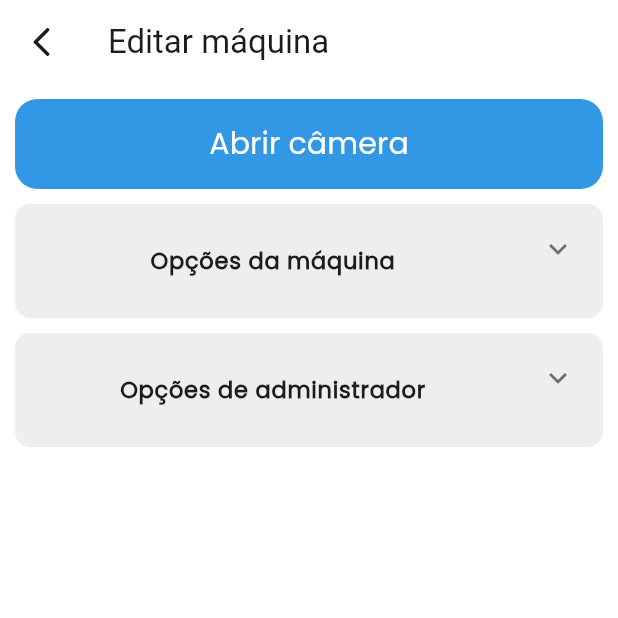
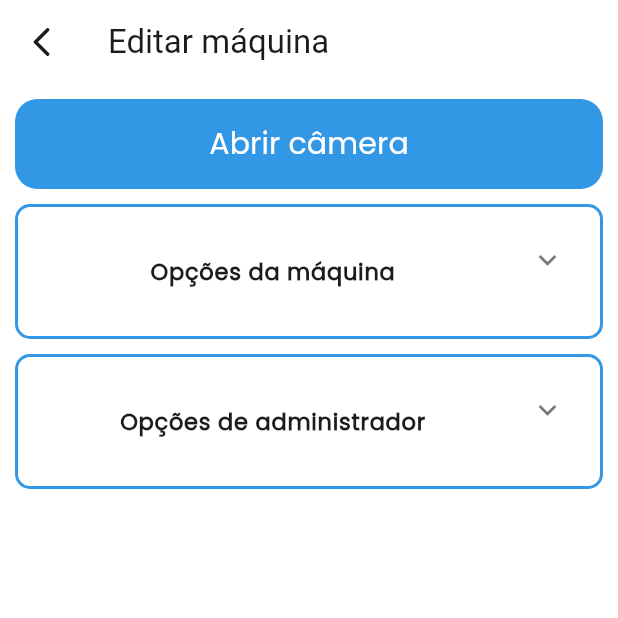
Before and after one commit to JMiguelsilva2003/PCQI, a Flutter app: the MachineEdit screen opened directly with empty values, on a phone screen of 412 x 824 dp, the top half of it. Run offline on Flutter 3.47's test engine with Material 3 defaults, Android fonts, the phone set to English and light mode, and no system bars; drawn by our look-alikes of expandable; our stand-ins replace animated_background, awesome_dialog, camera, marquee, permission_handler, persistent_bottom_nav_bar_v2 and 2 more; missing offline and left inert: loading_icon_button; accounts and stored records are empty.

Commit message:
Alterações no visual dos menus expandíveis da tela de edição de máquina

```diff
--- a/pcqi_app/lib/screens/machine_edit.dart
+++ b/pcqi_app/lib/screens/machine_edit.dart
@@ -97,10 +97,11 @@ class _MachineEditState extends State<MachineEdit> {
   );
 
   Widget buildAdminOptions() => Container(
-    padding: EdgeInsets.all(10),
+    padding: EdgeInsets.all(15),
     decoration: BoxDecoration(
-      color: AppColors.cinzaClaro,
+      color: AppColors.branco,
       borderRadius: BorderRadius.circular(10),
+      border: Border.all(color: AppColors.azulEscuro, width: 2),
     ),
 
     child: ExpandablePanel(
@@ -206,10 +207,11 @@ class _MachineEditState extends State<MachineEdit> {
   );
 
   Widget buildCameraOptions() => Container(
-    padding: EdgeInsets.all(10),
+    padding: EdgeInsets.all(15),
     decoration: BoxDecoration(
-      color: AppColors.cinzaClaro,
+      color: AppColors.branco,
       borderRadius: BorderRadius.circular(10),
+      border: Border.all(color: AppColors.azulEscuro, width: 2),
     ),
 
     child: ExpandablePanel(
@@ -229,7 +231,7 @@ class _MachineEditState extends State<MachineEdit> {
         children: [
           Text(
             'ID da máquina: $machineID',
-            style: AppStyles.textStyleDropdownItem,
+            style: AppStyles.textStyleSectorSubtextTitleCard,
           ),
         ],
       ),
```
